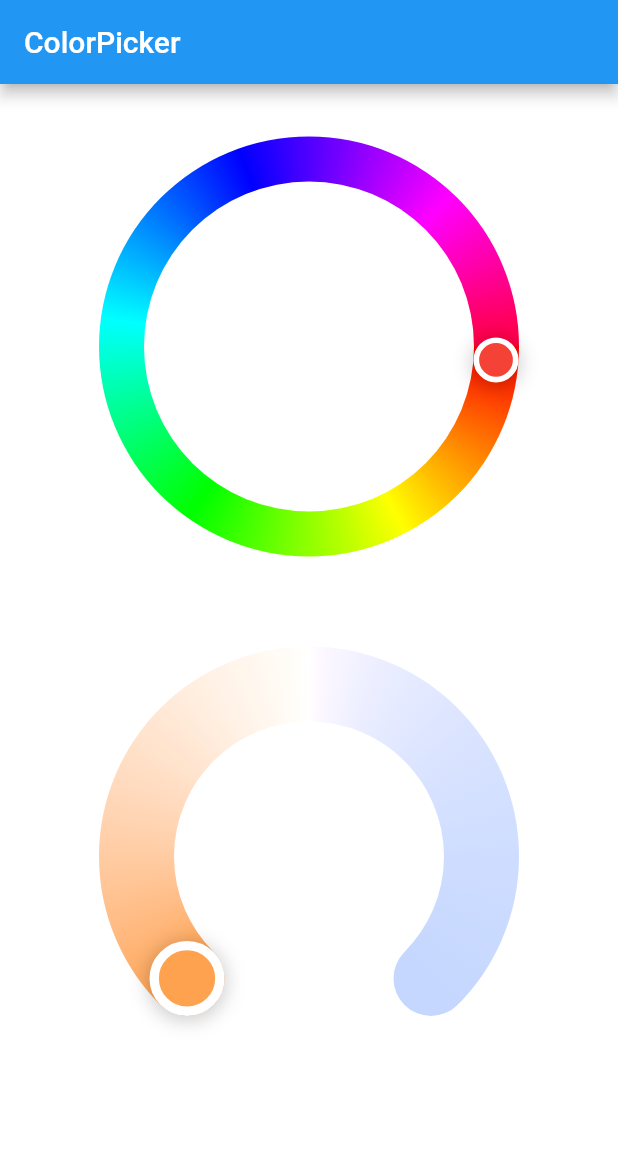
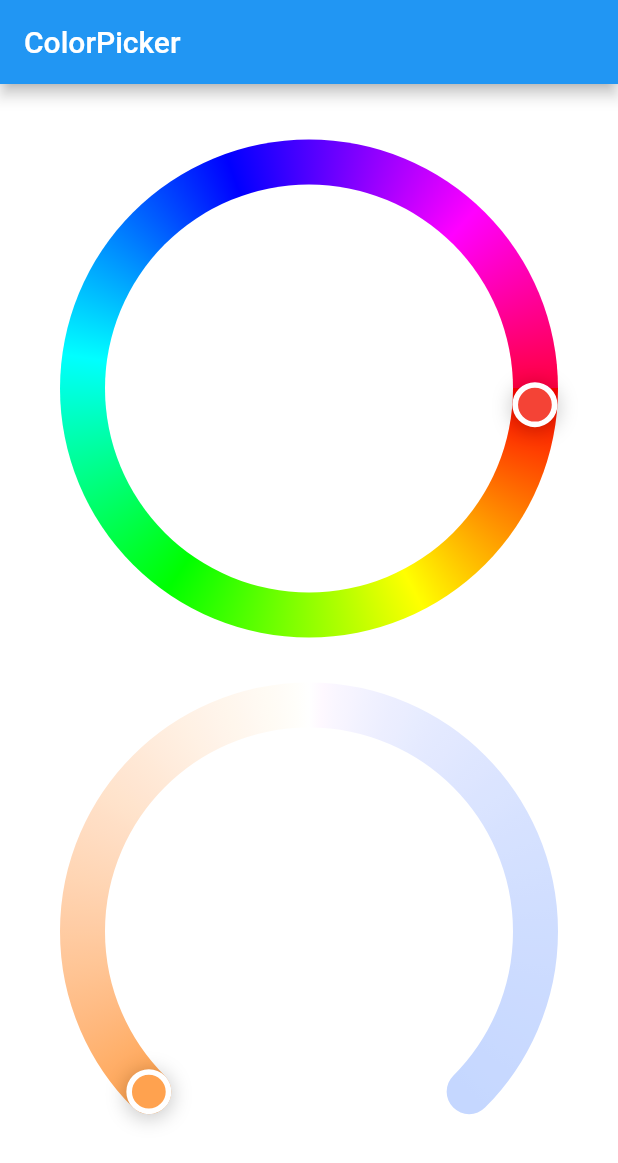
Before and after one commit to OZEO-DOOZ/dooz_color_picker, a Flutter app: the screen it shows after launch, on a phone screen of 412 x 824 dp. Shown: the top 1163 px of the screen. Run offline on Flutter 3.47's test engine with Material 2 defaults, Android fonts, the phone set to English and light mode, and no system bars.

Commit message:
flutter pub get + add flutter_lints and apply suggested changes + fix layout issue in example app

```diff
--- /dev/null
+++ b/analysis_options.yaml
@@ -0,0 +1 @@
+include: package:flutter_lints/flutter.yaml
--- a/example/lib/main.dart
+++ b/example/lib/main.dart
@@ -2,9 +2,11 @@ import 'package:flutter/material.dart';
 
 import 'package:dooz_color_picker/dooz_color_picker.dart';
 
-void main() => runApp(ColorPickerApp());
+void main() => runApp(const ColorPickerApp());
 
 class ColorPickerApp extends StatefulWidget {
+  const ColorPickerApp({Key? key}) : super(key: key);
+
   @override
   _ColorPickerAppState createState() => _ColorPickerAppState();
 }
@@ -23,17 +25,19 @@ class _ColorPickerAppState extends State<ColorPickerApp> {
       home: Scaffold(
         backgroundColor: Colors.white,
         appBar: AppBar(
-          title: Text("ColorPicker"),
+          title: const Text("ColorPicker"),
         ),
-        body: Align(
-          alignment: Alignment.topCenter,
+        body: Builder(
+          builder: (c) {
+            return Center(
+              child: FittedBox(
+                fit: BoxFit.scaleDown,
                 child: Column(
-            crossAxisAlignment: CrossAxisAlignment.center,
+                  mainAxisAlignment: MainAxisAlignment.spaceEvenly,
                   children: <Widget>[
-              SizedBox(height: 20),
                     CircleColorPicker(
-                radius: 140,
                       thumbRadius: 15,
+                      radius: MediaQuery.of(c).size.width / 2 - 40,
                       initialColor: Colors.red,
                       child: Text(pickerColor?.toString() ?? ''),
                       colorListener: (Color value) {
@@ -42,10 +46,9 @@ class _ColorPickerAppState extends State<ColorPickerApp> {
                         });
                       },
                     ),
-              SizedBox(height: 20),
                     CircleTemperaturePicker(
-                radius: 140,
-                thumbRadius: 25,
+                      thumbRadius: 15,
+                      radius: MediaQuery.of(c).size.width / 2 - 40,
                       initialTemperature: 2600,
                       startTemperature: 2600,
                       endTemperature: 10600,
@@ -56,15 +59,17 @@ class _ColorPickerAppState extends State<ColorPickerApp> {
                         });
                       },
                       child: Text(
-                  (kelvinColor?.toString() ?? '') +
-                      '\n' +
-                      (kelvinValue?.toString() ?? ''),
+                        '${kelvinColor?.toString() ?? ''}\n'
+                        '${kelvinValue?.toString() ?? ''}',
                         textAlign: TextAlign.center,
                       ),
                     ),
                   ],
                 ),
               ),
+            );
+          },
+        ),
       ),
     );
   }
--- a/lib/src/color_picker.dart
+++ b/lib/src/color_picker.dart
@@ -27,7 +27,7 @@ class CircleColorPicker extends StatefulWidget {
   /// Child widget
   final Widget? child;
 
-  CircleColorPicker({
+  const CircleColorPicker({
     Key? key,
     this.radius = 160,
     this.initialColor = const Color(0xffff0000),
@@ -106,7 +106,7 @@ class _CircleColorPickerState extends State<CircleColorPicker> {
               boxShadow: [
                 BoxShadow(
                   color: Colors.black.withOpacity(0.2),
-                  offset: Offset(0, 2),
+                  offset: const Offset(0, 2),
                   blurRadius: 10,
                   spreadRadius: 1,
                 )
@@ -134,7 +134,7 @@ class _CircleColorPickerState extends State<CircleColorPicker> {
                 height: radius * 2,
                 decoration: BoxDecoration(
                     borderRadius: BorderRadius.all(Radius.circular(radius)),
-                    gradient: SweepGradient(colors: colors)),
+                    gradient: const SweepGradient(colors: colors)),
               ),
             ),
             Positioned(
--- a/lib/src/color_temperature_picker.dart
+++ b/lib/src/color_temperature_picker.dart
@@ -34,7 +34,7 @@ class CircleTemperaturePicker extends StatefulWidget {
   /// Child widget
   final Widget? child;
 
-  CircleTemperaturePicker(
+  const CircleTemperaturePicker(
       {Key? key,
       this.radius = 160,
       this.thumbRadius = 8,
@@ -99,7 +99,7 @@ class _TemperaturePickerState extends State<CircleTemperaturePicker> {
               boxShadow: [
                 BoxShadow(
                   color: Colors.black.withOpacity(0.2),
-                  offset: Offset(0, 2),
+                  offset: const Offset(0, 2),
                   blurRadius: 10,
                   spreadRadius: 1,
                 )
@@ -137,6 +137,7 @@ class _TemperaturePickerState extends State<CircleTemperaturePicker> {
             Positioned(
               left: thumbRadius,
               top: thumbRadius,
+              // ignore: sized_box_for_whitespace
               child: Container(
                 width: radius * 2,
                 height: radius * 2,
--- a/pubspec.yaml
+++ b/pubspec.yaml
@@ -11,9 +11,11 @@ environment:
 dependencies:
   flutter:
     sdk: flutter
+  flutter_lints: ^1.0.4
 
 dev_dependencies:
   flutter_test:
     sdk: flutter
 
 flutter:
+  uses-material-design: true
```
Also changed, not shown: lib/src/custom_painter.dart (+7 -7 lines), lib/src/gradient_slider.dart (+4 -4 lines), example/pubspec.lock, pubspec.lock. Lines whose indentation alone changed are shown as unchanged.
